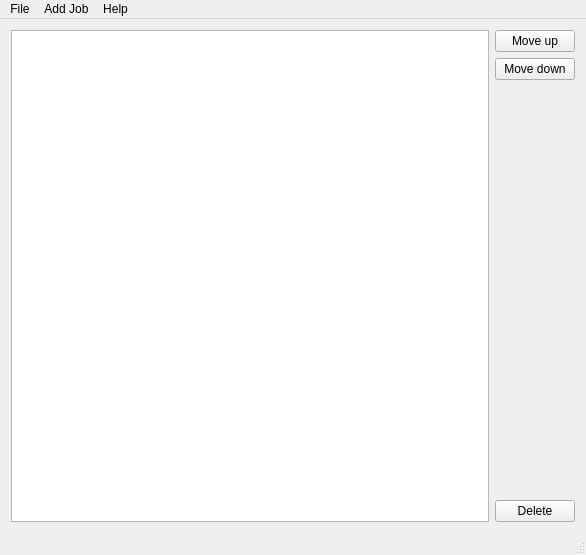
Qt form ConfigurationEditingTool/mainwindow.ui (MickaelOnTheWave/GuimicK) before a commit.
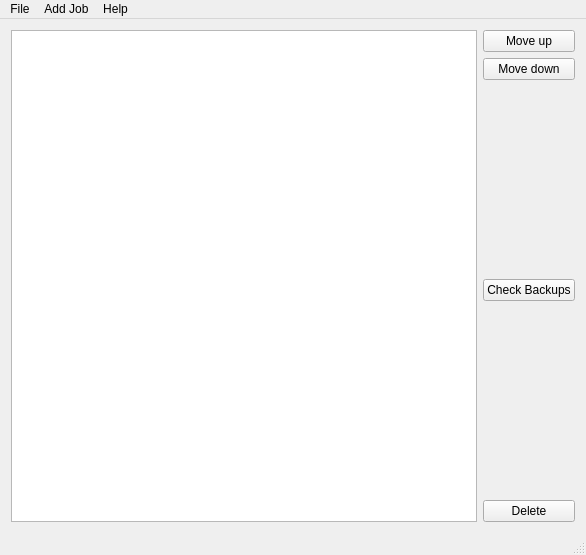
The same form after that commit.

Commit message: Added Restore backup UI basic features. Fixed job configuration bugs. Added missing job configuration properties. Fixed Rsnapshot bug.

The edit to the form file:
```diff
--- a/ConfigurationEditingTool/mainwindow.ui
+++ b/ConfigurationEditingTool/mainwindow.ui
@@ -36,6 +36,26 @@
           </property>
          </widget>
         </item>
+        <item>
+         <spacer name="verticalSpacer_2">
+          <property name="orientation">
+           <enum>Qt::Vertical</enum>
+          </property>
+          <property name="sizeHint" stdset="0">
+           <size>
+            <width>20</width>
+            <height>40</height>
+           </size>
+          </property>
+         </spacer>
+        </item>
+        <item>
+         <widget class="QPushButton" name="checkBackupsButton">
+          <property name="text">
+           <string>Check Backups</string>
+          </property>
+         </widget>
+        </item>
         <item>
          <spacer name="verticalSpacer">
           <property name="orientation">
```
The commit also changes 14 other files.
